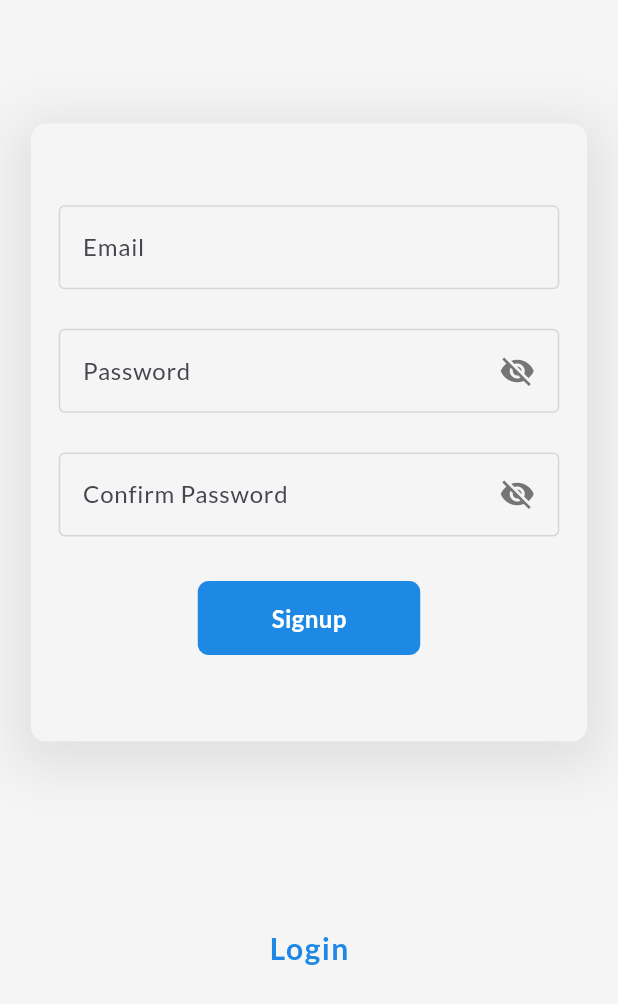
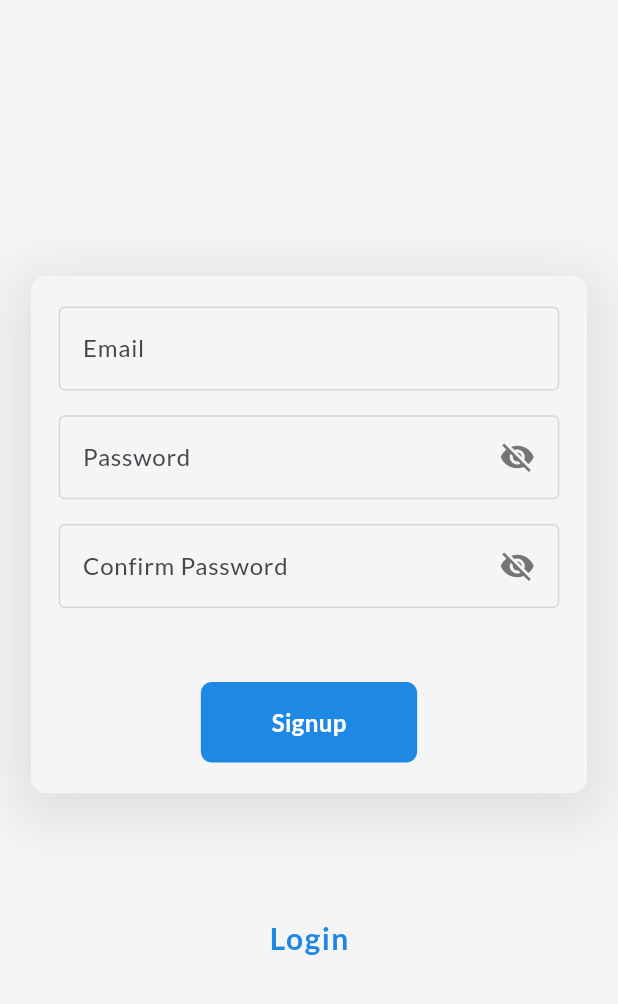
Before and after one commit to bhawesh2002/auth_screens, a Flutter app: the screen it shows after launch, on a phone screen of 412 x 824 dp. Shown: the top 1004 px of the screen. Run offline on Flutter 3.47's test engine with Material 3 defaults, Android fonts, the phone set to English and light mode, and no system bars; our stand-ins replace firebase_auth, firebase_core, get, google_fonts; accounts and stored records are empty; generated files the repository leaves out were written again.

Commit message:
refactor: Change SignupPage Layout by using Columns

```diff
--- a/lib/pages/signup_page.dart
+++ b/lib/pages/signup_page.dart
@@ -58,14 +58,17 @@ class _SignupPageState extends State<SignupPage> {
     return SafeArea(
       child: Scaffold(
         resizeToAvoidBottomInset: false,
-        body: Column(children: [
-          Align(
-            alignment: Alignment.topCenter,
-            child: Container(
+        body: Align(
+          alignment: Alignment.center,
+          child: Column(
+            mainAxisAlignment: MainAxisAlignment.center,
+            children: [
+              Container(
                 width: Get.width * 0.9,
-              height: Get.height * 0.5,
-              margin: EdgeInsets.only(
-                  top: MediaQuery.of(context).size.height * 0.1),
+                // height: Get.height * 0.6,
+                //margin: EdgeInsets.only(
+                //    top: MediaQuery.of(context).size.height * 0.1),
+                padding: EdgeInsets.symmetric(vertical: Get.height * 0.025),
                 decoration: BoxDecoration(
                   color: Colors.grey.shade100,
                   borderRadius: BorderRadius.circular(Get.width * 0.025),
@@ -82,13 +85,10 @@ class _SignupPageState extends State<SignupPage> {
                   builder: (context, constraints) {
                     return Form(
                       key: _validationKey,
-                    child: Stack(
+                      child: Column(
+                        mainAxisAlignment: MainAxisAlignment.start,
                         children: [
-                        Positioned.fill(
-                          bottom: constraints.maxHeight * 0.6,
-                          child: Align(
-                            alignment: Alignment.center,
-                            child: SizedBox(
+                          SizedBox(
                             width: constraints.maxWidth * 0.9,
                             child: EmailTextField(
                               emailController: _emailController,
@@ -96,13 +96,12 @@ class _SignupPageState extends State<SignupPage> {
                               validator: emailValidator,
                             ),
                           ),
+                          Padding(
+                            padding: EdgeInsets.only(
+                              top: Get.height * 0.02,
                             ),
                           ),
-                        Positioned.fill(
-                          bottom: constraints.maxHeight * 0.2,
-                          child: Align(
-                            alignment: Alignment.center,
-                            child: SizedBox(
+                          SizedBox(
                             width: constraints.maxWidth * 0.9,
                             child: PasswordTextField(
                               passController: _passController,
@@ -111,13 +110,12 @@ class _SignupPageState extends State<SignupPage> {
                               validator: passwordValidator,
                             ),
                           ),
+                          Padding(
+                            padding: EdgeInsets.only(
+                              top: Get.height * 0.02,
                             ),
                           ),
-                        Positioned.fill(
-                          top: constraints.maxHeight * 0.2,
-                          child: Align(
-                            alignment: Alignment.center,
-                            child: SizedBox(
+                          SizedBox(
                             width: constraints.maxWidth * 0.9,
                             child: PasswordTextField(
                               passController: _confirmPassController,
@@ -127,13 +125,12 @@ class _SignupPageState extends State<SignupPage> {
                               validator: confirmPasswordValidator,
                             ),
                           ),
+                          Padding(
+                            padding: EdgeInsets.only(
+                              bottom: Get.height * 0.06,
                             ),
                           ),
-                        Positioned.fill(
-                          top: constraints.maxHeight * 0.6,
-                          child: Align(
-                            alignment: Alignment.center,
-                            child: Material(
+                          Material(
                             borderRadius: BorderRadius.circular(
                               constraints.maxWidth * 0.02,
                             ),
@@ -141,8 +138,7 @@ class _SignupPageState extends State<SignupPage> {
                             clipBehavior: Clip.antiAlias,
                             child: InkWell(
                               splashColor: const Color.fromARGB(31, 0, 0, 0),
-                                highlightColor:
-                                    const Color.fromARGB(31, 0, 0, 0),
+                              highlightColor: const Color.fromARGB(31, 0, 0, 0),
                               onTap: () async {
                                 setState(() {
                                   signUpTapped = true;
@@ -180,8 +176,8 @@ class _SignupPageState extends State<SignupPage> {
                                 }
                               },
                               child: SizedBox(
-                                  width: constraints.maxWidth * 0.4,
-                                  height: constraints.maxHeight * 0.12,
+                                width: Get.width * 0.35,
+                                height: Get.height * 0.065,
                                 child: Center(
                                   child: signUpTapped
                                       ? SizedBox.square(
@@ -204,17 +200,14 @@ class _SignupPageState extends State<SignupPage> {
                               ),
                             ),
                           ),
-                          ),
-                        ),
                         ],
                       ),
                     );
                   },
                 ),
               ),
-          ),
-          SizedBox.square(
-            dimension: Get.width * 0.3,
+              SizedBox(
+                height: Get.height * 0.1,
               ),
               GestureDetector(
                 onTap: () {
@@ -230,7 +223,9 @@ class _SignupPageState extends State<SignupPage> {
                   ),
                 ),
               )
-        ]),
+            ],
+          ),
+        ),
       ),
     );
   }
```
Lines whose indentation alone changed are shown as unchanged.
